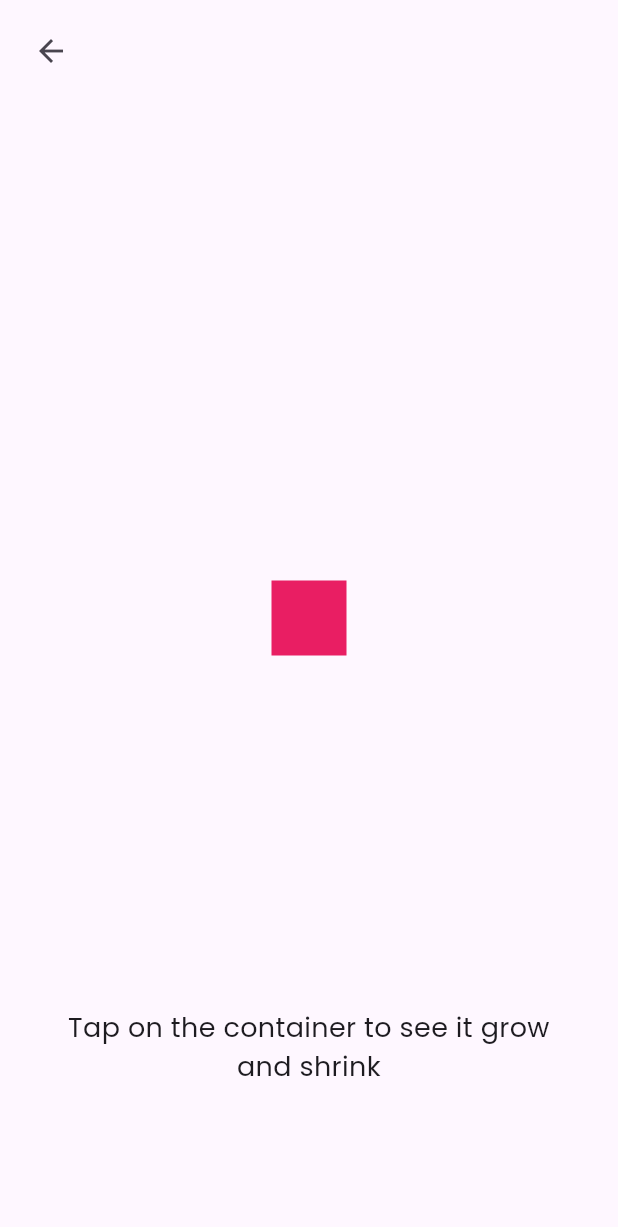
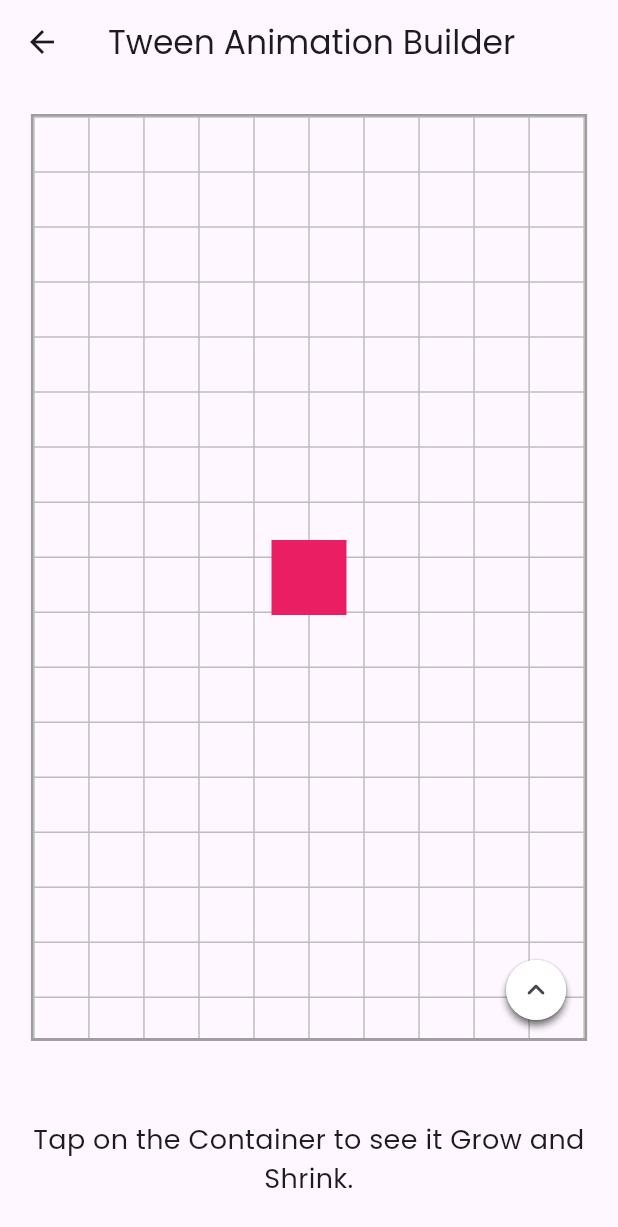
Before and after one commit to bhawesh2002/animotion_gallery, a Flutter app: the TweenAniBuilderPage screen opened directly, on a phone screen of 412 x 824 dp. Shown: the top 1227 px of the screen. Run offline on Flutter 3.47's test engine with Material 3 defaults, Android fonts, the phone set to English and light mode, and no system bars; our stand-ins replace google_fonts.

Commit message:
Update TweenAniBuilderPage widget to include Playground widget with TweenAniBuilder child and update UI layout and import statements

```diff
--- a/lib/implicit animations/tween_ani_builder.dart
+++ b/lib/implicit animations/tween_ani_builder.dart
@@ -1,6 +1,6 @@
 import 'dart:math';
 
-import 'package:animotion_gallery/widgets/back_arrow.dart';
+import 'package:animotion_gallery/widgets/playground/palyground.dart';
 import 'package:flutter/material.dart';
 
 class TweenAniBuilderPage extends StatelessWidget {
@@ -10,28 +10,35 @@ class TweenAniBuilderPage extends StatelessWidget {
   Widget build(BuildContext context) {
     return SafeArea(
       child: Scaffold(
+        appBar: AppBar(
+          title: const Text("Tween Animation Builder"),
+        ),
         body: Stack(
           children: [
             Positioned.fill(
-              top: 10,
-              left: 10,
+              top: 20,
               child: Align(
-                  alignment: Alignment.topLeft, child: backArrow(context)),
+                alignment: Alignment.topCenter,
+                child: SizedBox(
+                  width: MediaQuery.of(context).size.width * 0.9,
+                  height: MediaQuery.of(context).size.height * 0.75,
+                  child: Playground(
+                    child: const TweenAniBuilder(),
+                  ),
+                ),
+              ),
             ),
-            const Center(
-              child: TweenAniBuilder(),
-            ),
-            const Positioned.fill(
-              bottom: 100,
-              child: Align(
-                alignment: Alignment.bottomCenter,
-                child: SizedBox(
-                  width: 350,
-                  child: Text(
-                    "Tap on the container to see it grow and shrink",
-                    textAlign: TextAlign.center,
-                    style: TextStyle(fontSize: 18),
-                  ),
+            Align(
+              alignment: Alignment.bottomCenter,
+              child: Padding(
+                padding: EdgeInsets.symmetric(
+                  horizontal: MediaQuery.of(context).size.width * 0.05,
+                  vertical: MediaQuery.of(context).size.height * 0.03,
+                ),
+                child: const Text(
+                  "Tap on the Container to see it Grow and Shrink.",
+                  textAlign: TextAlign.center,
+                  style: TextStyle(fontSize: 18),
                 ),
               ),
             ),
```
